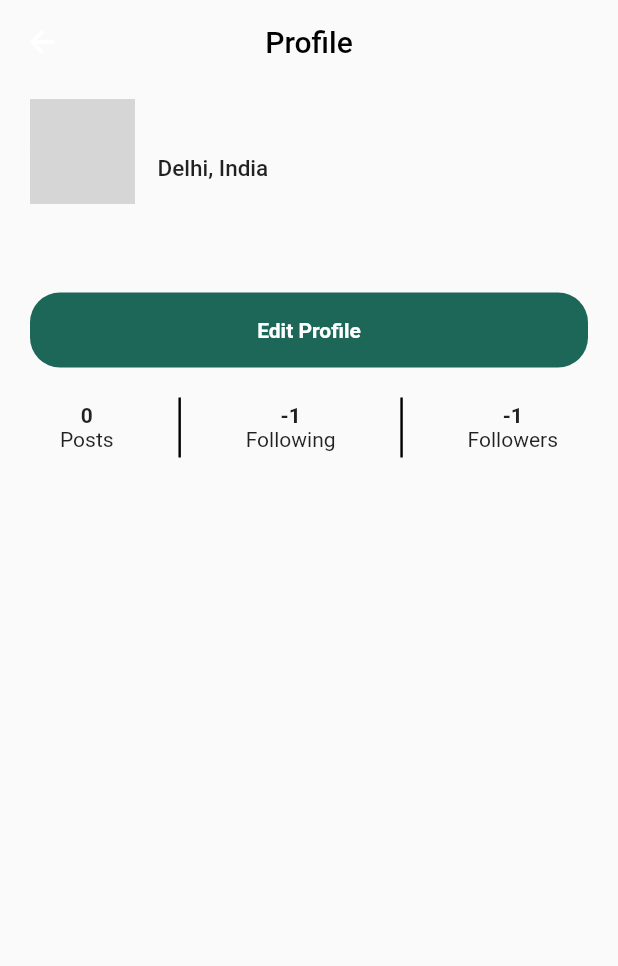
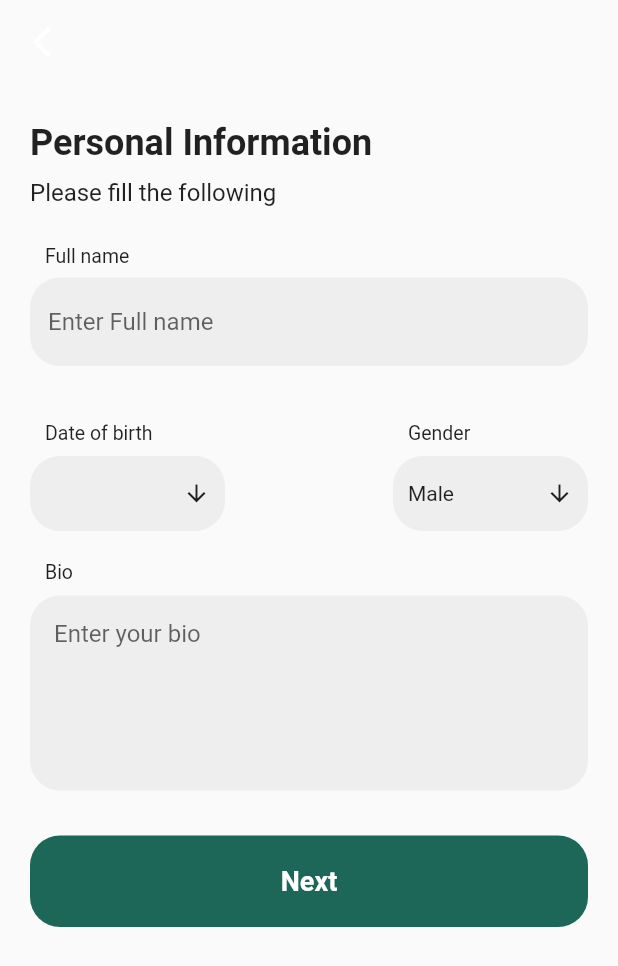
Before and after one commit to Appium-Labs/Social-app, a Flutter app: the ProfileScreen screen opened directly, after a tap on "Edit Profile", on a phone screen of 412 x 824 dp. Shown: the top 966 px of the screen. Run offline on Flutter 3.47's test engine with Material 2 defaults, Android fonts, the phone set to English and light mode, and no system bars; our stand-ins replace cloud_firestore, firebase_auth, firebase_core, firebase_storage, flutter_svg, get and 3 more; accounts and stored records are empty; network calls fail; grey boxes are pictures that could not be loaded.

Commit message:
edit profile done

```diff
--- a/lib/Controllers/PrfileController.dart
+++ b/lib/Controllers/PrfileController.dart
@@ -1,10 +1,26 @@
 import 'package:cloud_firestore/cloud_firestore.dart';
+import 'package:flutter/material.dart';
 import 'package:get/get.dart';
 import 'package:get_storage/get_storage.dart';
 import 'package:social_app/Models/PostModel.dart';
 import 'package:social_app/Models/UserModel.dart';
 
 class ProfileController extends GetxController {
+  TextEditingController fullNameController = TextEditingController();
+  TextEditingController emailController = TextEditingController();
+  TextEditingController bioController = TextEditingController();
+  TextEditingController usernameController = TextEditingController();
+  TextEditingController passwordController = TextEditingController();
+  TextEditingController confirmPasswordController = TextEditingController();
+  var verificationId = "".obs;
+  var phoneNumber = "".obs;
+  var otpControllers = List.generate(6, (index) => TextEditingController());
+  var fullName = "".obs;
+  var email = "".obs;
+  var bio = "".obs;
+  var dataOfBirth = "".obs;
+  var gender = "".obs;
+  var username = "".obs;
   final prefs = GetStorage();
   var user = UserModel(
       fullname: "",
@@ -69,6 +85,7 @@ class ProfileController extends GetxController {
 
     List<QueryDocumentSnapshot> documents = querySnapshot.docs;
     print(documents.length);
+    posts.value = [];
     documents.forEach((document) {
       posts.add(Post(
           postID: document.get("postID"),
@@ -80,4 +97,35 @@ class ProfileController extends GetxController {
     });
     isLoading.value = false;
   }
+
+  Future<void> addUserToFirestore({
+    required String fullname,
+    required String username,
+    required String dateOfBirth,
+    required String gender,
+    required String bio,
+    required String profilePhoto,
+  }) async {
+    try {
+      // Get a reference to the Firestore collection
+      CollectionReference users =
+          FirebaseFirestore.instance.collection('users');
+
+      var id = prefs.read("user_id");
+      // Add a new user to the collection
+      await users.doc(id).update({
+        'fullname': fullname,
+        'username': username,
+        'dateOfBirth': dateOfBirth,
+        'gender': gender,
+        'bio': bio,
+        'profilePhoto': profilePhoto,
+      });
+
+      print('User added to Firestore successfully');
+    } catch (e) {
+      print('Error adding user to Firestore: $e');
+    }
+    getCurrentUser();
+  }
 }
--- a/lib/Views/PostScreen/PostScreen.dart
+++ b/lib/Views/PostScreen/PostScreen.dart
@@ -92,7 +92,9 @@ class PostScreen extends StatelessWidget {
                           // print(captionContr/oller.text);
                           postController.uploadPost(
                               postController.captionController.text);
-                          profileController.onInit();
+                          Future.delayed(Duration(seconds: 5), () {
+                            profileController.onInit();
+                          });
                         },
                         child: primaryButton("Upload")),
               ],
--- /dev/null
+++ b/lib/Views/ProfileScreen/EditProfileScreen.dart
@@ -0,0 +1,293 @@
+import 'package:flutter/material.dart';
+import 'package:get/get.dart';
+import 'package:social_app/Controllers/PrfileController.dart';
+
+import '../../Controllers/AuthenticationService.dart';
+import '../shared/ColoredButton.dart';
+
+class EditProfileScreen extends StatefulWidget {
+  const EditProfileScreen({super.key});
+
+  @override
+  State<EditProfileScreen> createState() => _EditProfileScreenState();
+}
+
+class _EditProfileScreenState extends State<EditProfileScreen> {
+  String date = "";
+  String gender = "Male";
+  @override
+  Widget build(BuildContext context) {
+    ProfileController controller = Get.find();
+
+    void showDatePickerDialog() async {
+      var pickedDate = await showDatePicker(
+          context: context, //context of current state
+          initialDate: DateTime.now(),
+          firstDate: DateTime(
+              2000), //DateTime.now() - not to allow to choose before today.
+          lastDate: DateTime(2101));
+      if (pickedDate != null) {
+        setState(() {
+          date = "${pickedDate.day}-${pickedDate.month}-${pickedDate.year}";
+          print(date);
+        });
+      }
+    }
+
+    void selectGender() async {
+      setState(() {
+        if (gender == "Male") {
+          gender = "Female";
+        } else {
+          gender = "Male";
+        }
+      });
+    }
+
+    return Scaffold(
+        appBar: AppBar(
+          leading: IconButton(
+              onPressed: () {},
+              icon: const Icon(
+                Icons.arrow_back_ios_new,
+              )),
+          backgroundColor: Colors.transparent,
+          elevation: 0,
+        ),
+        body: SingleChildScrollView(
+          child: Column(
+            crossAxisAlignment: CrossAxisAlignment.start,
+            children: [
+              const SizedBox(
+                height: 20,
+              ),
+              Container(
+                margin: const EdgeInsets.symmetric(horizontal: 20, vertical: 5),
+                child: const Text(
+                  "Personal Information",
+                  style: TextStyle(fontSize: 24, fontWeight: FontWeight.bold),
+                ),
+              ),
+              Container(
+                margin: const EdgeInsets.symmetric(horizontal: 20, vertical: 5),
+                child: const Text(
+                  "Please fill the following",
+                  style: TextStyle(fontSize: 16),
+                ),
+              ),
+              const SizedBox(
+                height: 20,
+              ),
+              NewUserTextFeild(
+                heading: "Full name",
+                controller: controller.fullNameController,
+              ),
+              const SizedBox(
+                height: 15,
+              ),
+              Row(
+                children: [
+                  Container(
+                    margin: EdgeInsets.symmetric(horizontal: 20, vertical: 20),
+                    child: Column(
+                        crossAxisAlignment: CrossAxisAlignment.start,
+                        children: [
+                          Container(
+                            margin: const EdgeInsets.symmetric(horizontal: 10),
+                            child: const Text(
+                              "Date of birth",
+                              style: TextStyle(
+                                fontSize: 13.0,
+                              ),
+                            ),
+                          ),
+                          const SizedBox(height: 8.0),
+                          GestureDetector(
+                            onTap: () => showDatePickerDialog(),
+                            child: Container(
+                              height: 50,
+                              width: 130,
+                              padding: EdgeInsets.all(10),
+                              decoration: BoxDecoration(
+                                  color: Colors.grey[200],
+                                  borderRadius: BorderRadius.circular(20)),
+                              child: Row(
+                                children: [
+                                  Text(date.toString()),
+                                  const Spacer(),
+                                  const Icon(
+                                    Icons.arrow_downward,
+                                    size: 18,
+                                  )
+                                ],
+                              ),
+                            ),
+                          )
+                        ]),
+                  ),
+                  Spacer(),
+                  Container(
+                    margin: const EdgeInsets.symmetric(
+                        horizontal: 20, vertical: 20),
+                    child: Column(
+                        crossAxisAlignment: CrossAxisAlignment.start,
+                        children: [
+                          Container(
+                            margin: const EdgeInsets.symmetric(horizontal: 10),
+                            child: const Text(
+                              "Gender",
+                              style: TextStyle(
+                                fontSize: 13.0,
+                              ),
+                            ),
+                          ),
+                          const SizedBox(height: 8.0),
+                          GestureDetector(
+                            onTap: () => selectGender(),
+                            child: Container(
+                              height: 50,
+                              width: 130,
+                              padding: EdgeInsets.all(10),
+                              decoration: BoxDecoration(
+                                  color: Colors.grey[200],
+                                  borderRadius: BorderRadius.circular(20)),
+                              child: Row(
+                                children: [
+                                  Text(gender),
+                                  const Spacer(),
+                                  const Icon(
+                                    Icons.arrow_downward,
+                                    size: 18,
+                                  )
+                                ],
+                              ),
+                            ),
+                          )
+                        ]),
+                  ),
+                ],
+              ),
+              BioTextFeild(bioController: controller.bioController),
+              const SizedBox(
+                height: 20,
+              ),
+              GestureDetector(
+                  onTap: () {
+                    if (controller.fullNameController.text.length > 0 &&
+                        controller.bioController.text.length > 0 &&
+                        date.length > 0) {
+                      controller.fullName.value =
+                          controller.fullNameController.text;
+                      controller.bio.value = controller.bioController.text;
+                      controller.dataOfBirth.value = date;
+                      controller.gender.value = gender;
+                      // Get.to(PasswordSelectorScreen());
+                      controller.addUserToFirestore(
+                          fullname: controller.fullName.value,
+                          username: controller.username.value,
+                          dateOfBirth: controller.dataOfBirth.value,
+                          gender: controller.gender.value,
+                          bio: controller.bio.value,
+                          profilePhoto: "");
+                      Get.back();
+                    } else {
+                      Get.snackbar("Error", "Fill all the details");
+                    }
+                  },
+                  child: const ColoredButton())
+            ],
+          ),
+        ));
+  }
+}
+
+class BioTextFeild extends StatelessWidget {
+  const BioTextFeild({
+    super.key,
+    required this.bioController,
+  });
+
+  final TextEditingController bioController;
+
+  @override
+  Widget build(BuildContext context) {
+    return Container(
+      margin: const EdgeInsets.symmetric(horizontal: 20),
+      child: Column(
+        crossAxisAlignment: CrossAxisAlignment.start,
+        children: [
+          Container(
+            margin: const EdgeInsets.symmetric(horizontal: 10),
+            child: const Text(
+              "Bio",
+              style: TextStyle(
+                fontSize: 13.0,
+              ),
+            ),
+          ),
+          const SizedBox(height: 8.0),
+          Container(
+            height: 130.0,
+            padding: const EdgeInsets.symmetric(horizontal: 16.0),
+            decoration: BoxDecoration(
+              color: Colors.grey[200],
+              borderRadius: BorderRadius.circular(20.0),
+            ),
+            child: TextField(
+              controller: bioController,
+              decoration: const InputDecoration(
+                hintText: 'Enter your bio',
+                border: InputBorder.none,
+                contentPadding: EdgeInsets.symmetric(vertical: 16.0),
+              ),
+            ),
+          ),
+        ],
+      ),
+    );
+  }
+}
+
+class NewUserTextFeild extends StatelessWidget {
+  final TextEditingController controller;
+  final String heading;
+  const NewUserTextFeild(
+      {super.key, required this.controller, required this.heading});
+
+  @override
+  Widget build(BuildContext context) {
+    return Container(
+      margin: const EdgeInsets.symmetric(horizontal: 20),
+      child: Column(
+        crossAxisAlignment: CrossAxisAlignment.start,
+        children: <Widget>[
+          Container(
+            margin: const EdgeInsets.symmetric(horizontal: 10),
+            child: Text(
+              heading,
+              style: const TextStyle(
+                fontSize: 13.0,
+              ),
+            ),
+          ),
+          const SizedBox(height: 5.0),
+          Container(
+            padding: const EdgeInsets.symmetric(vertical: 2),
+            child: TextField(
+              controller: controller,
+              decoration: InputDecoration(
+                hintText: 'Enter $heading',
+                filled: true,
+                fillColor: Colors.grey[200],
+                border: OutlineInputBorder(
+                  borderRadius: BorderRadius.circular(20.0),
+                  borderSide: BorderSide.none,
+                ),
+              ),
+            ),
+          ),
+        ],
+      ),
+    );
+  }
+}
--- a/lib/Views/ProfileScreen/ProfileScreen.dart
+++ b/lib/Views/ProfileScreen/ProfileScreen.dart
@@ -2,6 +2,7 @@ import 'package:flutter/material.dart';
 import 'package:get/get.dart';
 import 'package:get/route_manager.dart';
 import 'package:social_app/Controllers/PrfileController.dart';
+import 'package:social_app/Views/ProfileScreen/EditProfileScreen.dart';
 
 class ProfileScreen extends StatelessWidget {
   const ProfileScreen({super.key});
@@ -90,7 +91,7 @@ class ProfileScreen extends StatelessWidget {
                     ),
                     SliverToBoxAdapter(
                       child: GestureDetector(
-                        onTap: () {},
+                        onTap: () => Get.to(EditProfileScreen()),
                         child: Container(
                           alignment: Alignment.center,
                           height: 50,
```
